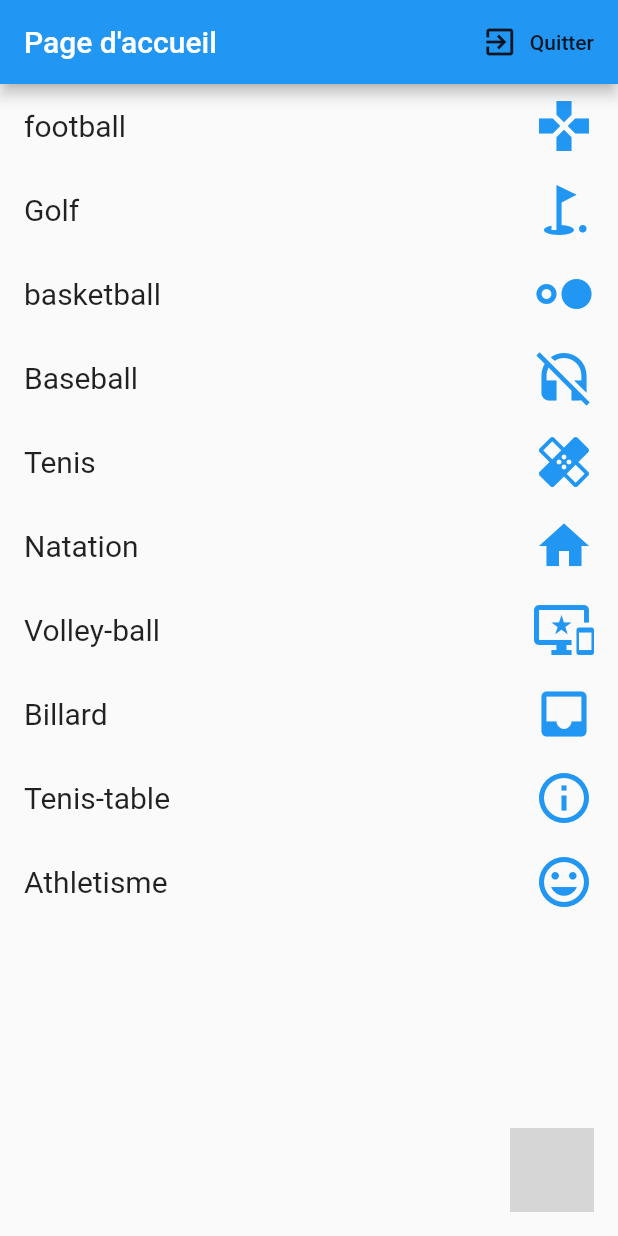
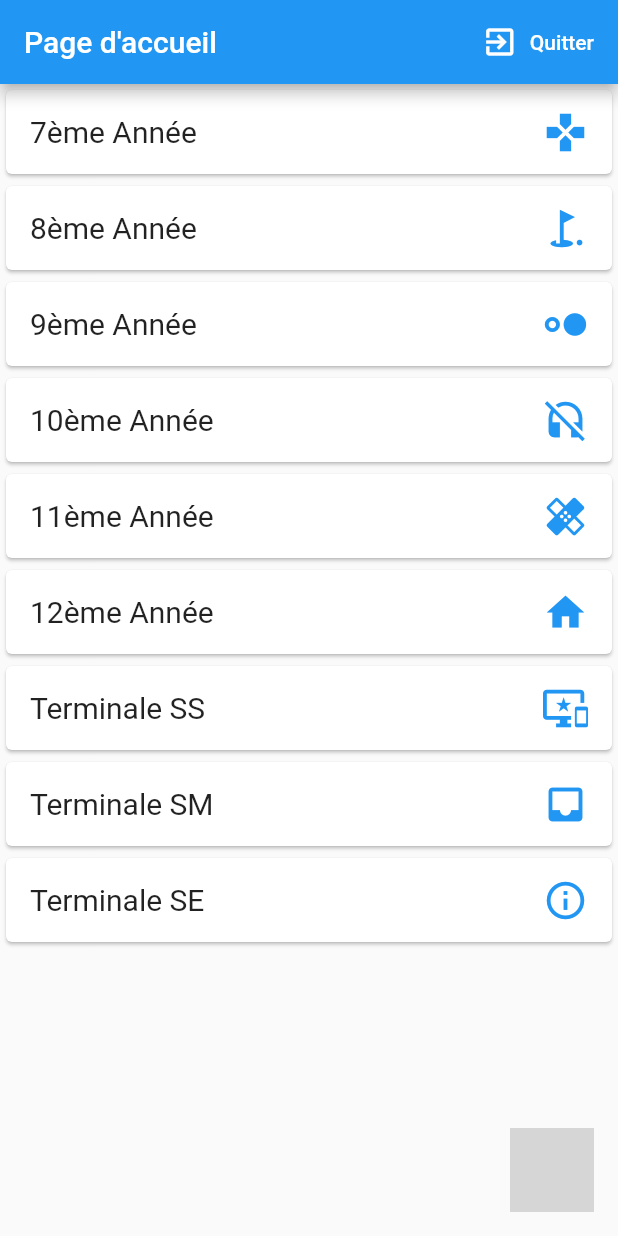
Before and after one commit to Mouslim2021/sms_notifications, a Flutter app: the screen it shows once a user with an empty profile is signed in, after a tap on "Quitter", on a phone screen of 412 x 824 dp. Run offline on Flutter 3.47's test engine with Material 2 defaults, Android fonts, the phone set to English and light mode, and no system bars; our stand-ins replace firebase_auth, flutter_spinkit; missing offline and left inert: floating_action_bubble; accounts and stored records are empty; grey boxes are pictures that could not be loaded.

Commit message:
name change

```diff
--- a/lib/screens/authentificate/register.dart
+++ b/lib/screens/authentificate/register.dart
@@ -3,7 +3,6 @@ import 'package:sms_notifications/screens/loading.dart';
 import 'package:sms_notifications/services/auth.dart';
 
 class Register extends StatefulWidget {
-
   final Function toggleView;
   Register({this.toggleView});
   @override
@@ -16,24 +15,31 @@ class _RegisterState extends State<Register> {
 
   bool loading = false;
 
-
-  String email ='';
-  String password ='';
+  String email = '';
+  String password = '';
   String error = '';
-
 
   @override
   Widget build(BuildContext context) {
-    return loading ? Loadong() : Scaffold(
+    return loading
+        ? Loadong()
+        : Scaffold(
             appBar: AppBar(
               title: Text('Inscription'),
               actions: <Widget>[
                 FlatButton.icon(
-            onPressed: (){
+                  onPressed: () {
                     widget.toggleView();
                   },
-            icon: Icon(Icons.person),
-            label: Text('Connexion'))
+                  icon: Icon(
+                    Icons.person,
+                    color: Colors.white,
+                  ),
+                  label: Text(
+                    'Connexion',
+                    style: TextStyle(color: Colors.white),
+                  ),
+                ),
               ],
             ),
             body: Container(
@@ -53,22 +59,20 @@ class _RegisterState extends State<Register> {
                               borderSide: BorderSide(
                             color: Colors.grey,
                             width: 2,
-                    )
-                  ),
+                          )),
                           focusedBorder: OutlineInputBorder(
                               borderSide: BorderSide(
                             color: Colors.blue,
                             width: 2,
-                    )
+                          )),
                         ),
-                ),
-                validator: (val) => val.isEmpty ? 'L\'email est obligatoire' : null,
-                onChanged: (val){
+                        validator: (val) =>
+                            val.isEmpty ? 'L\'email est obligatoire' : null,
+                        onChanged: (val) {
                           setState(() {
                             email = val;
                           });
                         },
-
                       ),
                       SizedBox(
                         height: 20,
@@ -81,23 +85,22 @@ class _RegisterState extends State<Register> {
                               borderSide: BorderSide(
                             color: Colors.grey,
                             width: 2,
-                    )
-                  ),
+                          )),
                           focusedBorder: OutlineInputBorder(
                               borderSide: BorderSide(
                             color: Colors.blue,
                             width: 2,
-                    )
+                          )),
                         ),
-                ),
-                validator: (val) => val.isEmpty ? 'Le mot de passe est obligatoire' : null,
-                onChanged: (val){
+                        validator: (val) => val.isEmpty
+                            ? 'Le mot de passe est obligatoire'
+                            : null,
+                        onChanged: (val) {
                           setState(() {
                             password = val;
                           });
                         },
                         obscureText: true,
-
                       ),
                       SizedBox(
                         height: 20,
@@ -105,13 +108,15 @@ class _RegisterState extends State<Register> {
                       RaisedButton(
                           color: Colors.blue,
                           child: Text('Inscription'),
-                onPressed: () async{
-                  if(_formKey.currentState.validate()){
+                          onPressed: () async {
+                            if (_formKey.currentState.validate()) {
                               setState(() {
                                 loading = true;
                               });
-                    dynamic result = _auth.registerWithEmailAndPassword(email, password);
-                    if(result == null){
+                              dynamic result =
+                                  _auth.registerWithEmailAndPassword(
+                                      email, password);
+                              if (result == null) {
                                 setState(() {
                                   error = 'Veuillez entrer un email valide';
                                   loading = false;
@@ -122,14 +127,12 @@ class _RegisterState extends State<Register> {
                       SizedBox(
                         height: 10,
                       ),
-              Text(error,
-              style: TextStyle(
-                color: Colors.red
-               ),
+                      Text(
+                        error,
+                        style: TextStyle(color: Colors.red),
                       )
                     ],
-          )
-        ),
+                  )),
             ),
           );
   }
--- a/lib/screens/authentificate/sign_in.dart
+++ b/lib/screens/authentificate/sign_in.dart
@@ -3,7 +3,6 @@ import 'package:sms_notifications/screens/loading.dart';
 import 'package:sms_notifications/services/auth.dart';
 
 class SignIn extends StatefulWidget {
-
   final Function toggleView;
   SignIn({this.toggleView});
 
@@ -12,28 +11,32 @@ class SignIn extends StatefulWidget {
 }
 
 class _SignInState extends State<SignIn> {
-
   final AuthService _auth = AuthService();
   final _formKey = GlobalKey<FormState>();
 
   bool loading = false;
 
-
-  String email ='';
-  String password ='';
+  String email = '';
+  String password = '';
   String error = '';
   @override
   Widget build(BuildContext context) {
-    return loading ? Loadong() : Scaffold(
+    return loading
+        ? Loadong()
+        : Scaffold(
             appBar: AppBar(
               title: Text('Connexion'),
               actions: <Widget>[
                 FlatButton.icon(
-            onPressed: (){
+                  onPressed: () {
                     widget.toggleView();
                   },
                   icon: Icon(Icons.person),
-            label: Text('Inscription'))
+                  label: Text(
+                    'Inscription',
+                    style: TextStyle(color: Colors.white),
+                  ),
+                ),
               ],
             ),
             body: Container(
@@ -53,22 +56,20 @@ class _SignInState extends State<SignIn> {
                               borderSide: BorderSide(
                             color: Colors.grey,
                             width: 2,
-                    )
-                  ),
+                          )),
                           focusedBorder: OutlineInputBorder(
                               borderSide: BorderSide(
                             color: Colors.blue,
                             width: 2,
-                    )
+                          )),
                         ),
-                ),
-                 validator: (val) => val.isEmpty ? 'L\'email est obligatoire' : null,
-                onChanged: (val){
+                        validator: (val) =>
+                            val.isEmpty ? 'L\'email est obligatoire' : null,
+                        onChanged: (val) {
                           setState(() {
                             email = val;
                           });
                         },
-
                       ),
                       SizedBox(
                         height: 20,
@@ -81,23 +82,23 @@ class _SignInState extends State<SignIn> {
                               borderSide: BorderSide(
                             color: Colors.grey,
                             width: 2,
-                    )
-                  ),
+                          )),
                           focusedBorder: OutlineInputBorder(
                             borderSide: BorderSide(
                               color: Colors.blue,
                               width: 2,
-                    )
                             ),
                           ),
-                validator: (val) => val.isEmpty ? 'Le mot de passe est obligatoire' : null,
-                onChanged: (val){
+                        ),
+                        validator: (val) => val.isEmpty
+                            ? 'Le mot de passe est obligatoire'
+                            : null,
+                        onChanged: (val) {
                           setState(() {
                             password = val;
                           });
                         },
                         obscureText: true,
-
                       ),
                       SizedBox(
                         height: 20,
@@ -105,15 +106,17 @@ class _SignInState extends State<SignIn> {
                       RaisedButton(
                           color: Colors.blue,
                           child: Text('Connexion'),
-                onPressed: () async{
-                   if(_formKey.currentState.validate()){
+                          onPressed: () async {
+                            if (_formKey.currentState.validate()) {
                               setState(() {
                                 loading = true;
                               });
-                   dynamic result = _auth.signInWithEmailAndPassword(email, password);
-                   if(result == null){
+                              dynamic result = _auth.signInWithEmailAndPassword(
+                                  email, password);
+                              if (result == null) {
                                 setState(() {
-                        error = 'La connexion est impossible avec ces informations';
+                                  error =
+                                      'La connexion est impossible avec ces informations';
                                   loading = false;
                                 });
                               }
@@ -122,14 +125,12 @@ class _SignInState extends State<SignIn> {
                       SizedBox(
                         height: 10,
                       ),
-              Text(error,
-              style: TextStyle(
-                color: Colors.red
-               ),
+                      Text(
+                        error,
+                        style: TextStyle(color: Colors.red),
                       )
                     ],
-          )
-        ),
+                  )),
             ),
           );
   }
--- a/lib/screens/home/home.dart
+++ b/lib/screens/home/home.dart
@@ -8,30 +8,28 @@ class Home extends StatefulWidget {
   _HomeState createState() => _HomeState();
 }
 
-class _HomeState extends State<Home> with SingleTickerProviderStateMixin{
-
+class _HomeState extends State<Home> with SingleTickerProviderStateMixin {
   Animation<double> _animation;
   AnimationController _animationController;
 
   @override
-  void initState(){
-
+  void initState() {
     var animationController = AnimationController(
       vsync: this,
       duration: Duration(milliseconds: 260),
     );
     _animationController = animationController;
 
-    final curvedAnimation = CurvedAnimation(curve: Curves.easeInOut, parent: _animationController);
+    final curvedAnimation =
+        CurvedAnimation(curve: Curves.easeInOut, parent: _animationController);
     _animation = Tween<double>(begin: 0, end: 1).animate(curvedAnimation);
 
     super.initState();
-
   }
 
   addGroup() {
     AlertDialog _alertDialog = AlertDialog(
-        backgroundColor: Colors.transparent,
+        backgroundColor: Colors.white,
         title: Text(
           'Ajouter un groupe',
         ),
@@ -47,12 +45,12 @@ class _HomeState extends State<Home> with SingleTickerProviderStateMixin{
                   hintText: 'Entrez le nom du groupe',
                   enabledBorder: OutlineInputBorder(
                     borderSide: BorderSide(
-                      color: Colors.blue,
+                      color: Colors.grey,
                     ),
                   ),
                   focusedBorder: OutlineInputBorder(
                     borderSide: BorderSide(
-                      color: Colors.grey,
+                      color: Colors.blue,
                     ),
                   ),
                 ),
@@ -97,7 +95,7 @@ class _HomeState extends State<Home> with SingleTickerProviderStateMixin{
 
   addPerson() {
     AlertDialog _alertDialog = AlertDialog(
-      backgroundColor: Colors.transparent,
+      backgroundColor: Colors.white,
       title: Text(
         'Ajouter une personne',
       ),
@@ -113,30 +111,36 @@ class _HomeState extends State<Home> with SingleTickerProviderStateMixin{
               hintText: 'Entrez le nom',
               enabledBorder: OutlineInputBorder(
                 borderSide: BorderSide(
-                  color: Colors.blue,
+                  color: Colors.grey,
                 ),
               ),
               focusedBorder: OutlineInputBorder(
                 borderSide: BorderSide(
-                  color: Colors.grey,
+                  color: Colors.blue,
                 ),
               ),
             )),
+            SizedBox(
+              height: 8,
+            ),
             TextFormField(
               decoration: InputDecoration(
                 labelText: 'Prenom',
                 hintText: 'Entrez le prenom',
                 enabledBorder: OutlineInputBorder(
                   borderSide: BorderSide(
-                    color: Colors.blue,
+                    color: Colors.grey,
                   ),
                 ),
                 focusedBorder: OutlineInputBorder(
                   borderSide: BorderSide(
-                    color: Colors.grey,
+                    color: Colors.blue,
                   ),
                 ),
               ),
+            ),
+            SizedBox(
+              height: 8,
             ),
             TextFormField(
               decoration: InputDecoration(
@@ -144,15 +148,18 @@ class _HomeState extends State<Home> with SingleTickerProviderStateMixin{
                 hintText: 'Entrez la personnalité',
                 enabledBorder: OutlineInputBorder(
                   borderSide: BorderSide(
-                    color: Colors.blue,
+                    color: Colors.grey,
                   ),
                 ),
                 focusedBorder: OutlineInputBorder(
                   borderSide: BorderSide(
-                    color: Colors.grey,
+                    color: Colors.blue,
                   ),
                 ),
               ),
+            ),
+            SizedBox(
+              height: 8,
             ),
             TextFormField(
               decoration: InputDecoration(
@@ -160,12 +167,12 @@ class _HomeState extends State<Home> with SingleTickerProviderStateMixin{
                 hintText: 'Entrez le téléphone',
                 enabledBorder: OutlineInputBorder(
                   borderSide: BorderSide(
-                    color: Colors.blue,
+                    color: Colors.grey,
                   ),
                 ),
                 focusedBorder: OutlineInputBorder(
                   borderSide: BorderSide(
-                    color: Colors.grey,
+                    color: Colors.blue,
                   ),
                 ),
               ),
@@ -208,17 +215,16 @@ class _HomeState extends State<Home> with SingleTickerProviderStateMixin{
   }
 
   final AuthService _auth = AuthService();
-  List<Activites> mesActivites = [
-    Activites(nom: 'football', icone: Icons.games),
-    Activites(nom: 'Golf', icone: Icons.golf_course),
-    Activites(nom: 'basketball', icone: Icons.hdr_strong),
-    Activites(nom: 'Baseball', icone: Icons.headset_off),
-    Activites(nom: 'Tenis', icone: Icons.healing),
-    Activites(nom: 'Natation', icone: Icons.home),
-    Activites(nom: 'Volley-ball', icone: Icons.important_devices),
-    Activites(nom: 'Billard', icone: Icons.inbox),
-    Activites(nom: 'Tenis-table', icone: Icons.info_outline),
-    Activites(nom: 'Athletisme', icone: Icons.insert_emoticon),
+  List<Classes> mesClasses = [
+    Classes(nom: '7ème Année', icone: Icons.games),
+    Classes(nom: '8ème Année', icone: Icons.golf_course),
+    Classes(nom: '9ème Année', icone: Icons.hdr_strong),
+    Classes(nom: '10ème Année', icone: Icons.headset_off),
+    Classes(nom: '11ème Année', icone: Icons.healing),
+    Classes(nom: '12ème Année', icone: Icons.home),
+    Classes(nom: 'Terminale SS', icone: Icons.important_devices),
+    Classes(nom: 'Terminale SM', icone: Icons.inbox),
+    Classes(nom: 'Terminale SE', icone: Icons.info_outline),
   ];
 
   @override
@@ -229,36 +235,37 @@ class _HomeState extends State<Home> with SingleTickerProviderStateMixin{
           actions: <Widget>[
             FlatButton.icon(
               onPressed: () async => await _auth.signOut(),
-            icon: Icon(Icons.exit_to_app),
-            label: Text('Quitter'),
+              icon: Icon(
+                Icons.exit_to_app,
+                color: Colors.white,
+              ),
+              label: Text(
+                'Quitter',
+                style: TextStyle(color: Colors.white),
+              ),
             )
           ],
         ),
         body: ListView.builder(
-          itemCount: mesActivites.length,
+            itemCount: mesClasses.length,
             itemBuilder: (context, i) {
-            return ListTile(
+              return Card(
+                child: ListTile(
                   title: Text(
-                mesActivites[i].nom,
+                    mesClasses[i].nom,
                     style: TextStyle(
                       fontSize: 20,
                     ),
                   ),
                   trailing: Icon(
-                mesActivites[i].icone,
-                size: 40,
+                    mesClasses[i].icone,
+                    size: 30,
                     color: Colors.blue,
                   ),
                   onTap: () => addPerson(),
+                ),
               );
             }),
-    /*   floatingActionButton: FloatingActionButton(
-        onPressed: () => addGroup(),
-        child: Icon(
-          Icons.arrow_drop_up,
-          size: 40,
-        ),
-      ), */
         floatingActionButtonLocation: FloatingActionButtonLocation.endFloat,
 
         //Init Floating Action Bubble
@@ -266,28 +273,28 @@ class _HomeState extends State<Home> with SingleTickerProviderStateMixin{
           backGroundColor: Colors.blue,
           // Menu items
           items: <Bubble>[
-
             // Floating action menu item
             Bubble(
-            title:"Message",
-            iconColor :Colors.white,
-            bubbleColor : Colors.blue,
-            icon:Icons.people,
-            titleStyle:TextStyle(fontSize: 16 , color: Colors.white),
+              title: "Message",
+              iconColor: Colors.white,
+              bubbleColor: Colors.blue,
+              icon: Icons.message,
+              titleStyle: TextStyle(fontSize: 16, color: Colors.white),
               onPress: () {
                 _animationController.reverse();
-              Navigator.push(context, MaterialPageRoute(builder: (BuildContext context){
+                Navigator.push(context,
+                    MaterialPageRoute(builder: (BuildContext context) {
                   return WriteMessage();
                 }));
               },
             ),
             //Floating action menu item
             Bubble(
-            title:"Groupe",
-            iconColor :Colors.white,
-            bubbleColor : Colors.blue,
-            icon:Icons.home,
-            titleStyle:TextStyle(fontSize: 16 , color: Colors.white),
+              title: "Groupe",
+              iconColor: Colors.white,
+              bubbleColor: Colors.blue,
+              icon: Icons.people,
+              titleStyle: TextStyle(fontSize: 16, color: Colors.white),
               onPress: () {
                 _animationController.reverse();
                 addGroup();
@@ -307,14 +314,13 @@ class _HomeState extends State<Home> with SingleTickerProviderStateMixin{
           iconColor: Colors.blue,
 
           // Flaoting Action button Icon
-        animatedIconData: AnimatedIcons.add_event,
-      )
-    );
+          animatedIconData: AnimatedIcons.menu_close,
+        ));
   }
 }
 
-class Activites {
+class Classes {
   String nom;
   IconData icone;
-  Activites({this.nom, this.icone});
+  Classes({this.nom, this.icone});
 }
--- a/lib/services/auth.dart
+++ b/lib/services/auth.dart
@@ -29,12 +29,6 @@ class AuthService {
     return _auth.onAuthStateChanged
     .map(_userFromFirebaseUser);
   }
-
-
-
-
-
-
 
 
   //Sign in with email and password
```
Also changed, not shown: lib/screens/bubble.dart (deleted, +0 -114 lines), lib/screens/writeMessage.dart (+14 -5 lines). Lines whose indentation alone changed are shown as unchanged.
